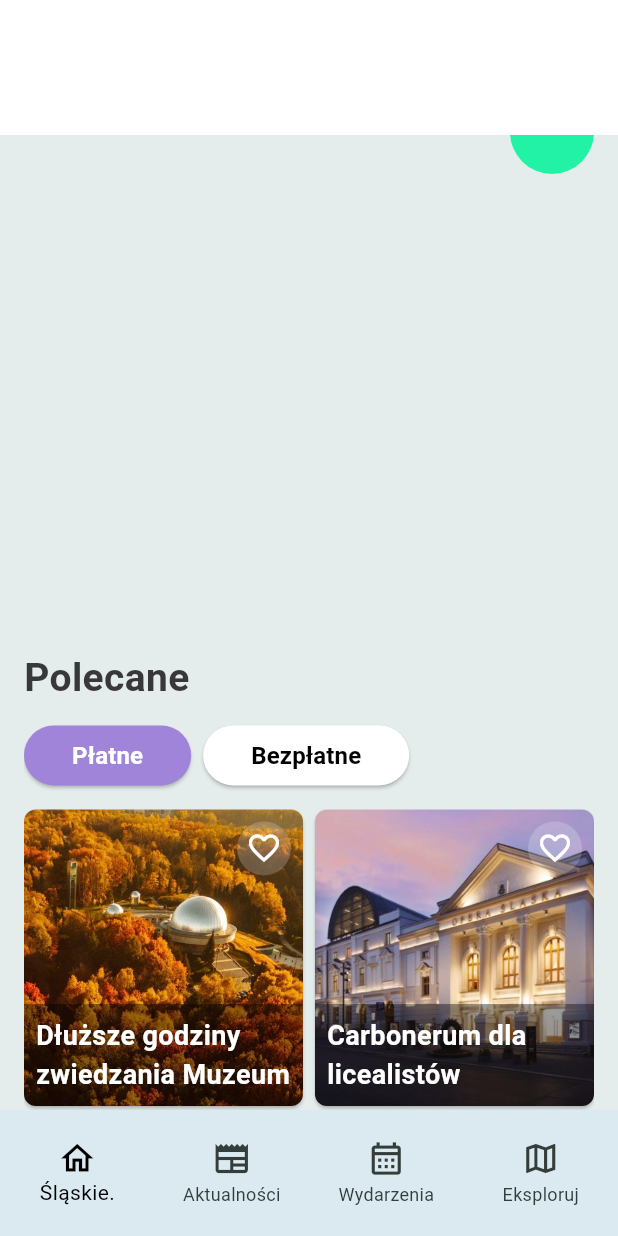
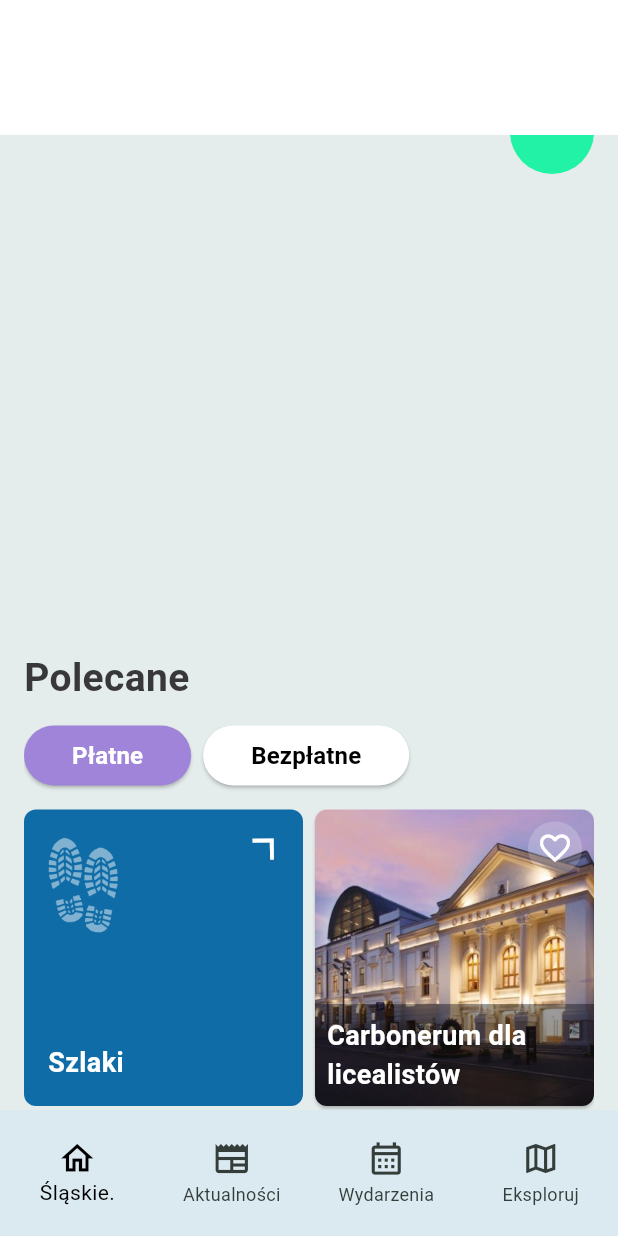
Before and after one commit to Sandra-chemist/Silesia-Guide, a Flutter app: the screen it shows after launch, on a phone screen of 412 x 824 dp. Run offline on Flutter 3.47's test engine with Material 3 defaults, Android fonts, the phone set to English and light mode, and no system bars.

Commit message:
create trails tail

```diff
--- /dev/null
+++ b/lib/components/custom_tile.dart
@@ -0,0 +1,64 @@
+import 'package:flutter/material.dart';
+import 'dart:math';
+
+import 'package:silesia_guide/utils/colors.dart';
+import 'package:silesia_guide/utils/spacing.dart';
+import 'package:silesia_guide/utils/text_styles.dart';
+
+class CustomTile extends StatelessWidget {
+  final VoidCallback onTap;
+  final String text;
+
+  const CustomTile({
+    super.key,
+    required this.onTap,
+    required this.text,
+  });
+
+  @override
+  Widget build(BuildContext context) {
+    return GestureDetector(
+      onTap: onTap,
+      child: Container(
+        decoration: BoxDecoration(
+          color: AppColors.blueColor,
+          borderRadius: BorderRadius.circular(8),
+        ),
+        child: Stack(
+          children: [
+            _alignBuild(
+                child: Image.asset(
+                  'assets/traces.png',
+                  color: AppColors.whiteColor.withAlpha(120),
+                  height: 70,
+                ),
+                alignment: Alignment.topLeft),
+            _alignBuild(
+                child: Transform.rotate(
+                  angle: pi / 1.34,
+                  child: const Icon(
+                    Icons.arrow_back_ios,
+                    color: Colors.white,
+                  ),
+                ),
+                alignment: Alignment.topRight),
+            _alignBuild(
+              child: Text(
+                text,
+                style: captionTextStyle,
+              ),
+              alignment: Alignment.bottomLeft,
+            ),
+          ],
+        ),
+      ),
+    );
+  }
+
+  Widget _alignBuild({required Widget child, required AlignmentGeometry alignment}) {
+    return Align(
+      alignment: alignment,
+      child: Padding(padding: const EdgeInsets.all(gap16), child: child),
+    );
+  }
+}
--- a/lib/screens/home_screen.dart
+++ b/lib/screens/home_screen.dart
@@ -1,4 +1,5 @@
 import 'package:flutter/material.dart';
+import 'package:silesia_guide/components/custom_tile.dart';
 import 'package:silesia_guide/components/image_card.dart';
 import 'package:silesia_guide/components/button_component.dart';
 import 'package:silesia_guide/components/scroll_to_top_button.dart';
@@ -164,7 +165,13 @@ class _HomeScreenState extends State<HomeScreen> with SingleTickerProviderStateM
               crossAxisSpacing: gap8,
               mainAxisExtent: height,
             ),
-            itemBuilder: (context, index) => ImageCardComponent(
+            itemBuilder: (context, index) {
+              return index == 0
+                  ? CustomTile(
+                      onTap: () {},
+                      text: trailsText,
+                    )
+                  : ImageCardComponent(
                       imagePath: imagePaths[index],
                       isFavorite: isFavoriteList[index],
                       onFavoriteTap: () {
@@ -173,7 +180,8 @@ class _HomeScreenState extends State<HomeScreen> with SingleTickerProviderStateM
                         });
                       },
                       caption: captions[index],
-            ),
+                    );
+            },
             itemCount: imagePaths.length,
           ),
         );
--- a/lib/utils/colors.dart
+++ b/lib/utils/colors.dart
@@ -9,4 +9,5 @@ class AppColors {
   static const Color backgroundFirstButtonColor = Color.fromRGBO(0x9F, 0x84, 0xD9, 1);
   static const Color whiteColor = Color.fromRGBO(0xFF, 0xFF, 0xFF, 1);
   static const Color greenColor = Color.fromRGBO(0x22, 0xF2, 0xA6, 1);
+  static const Color blueColor = Color.fromRGBO(0x0F, 0x6C, 0xA6, 1);
 }
--- a/lib/utils/texts.dart
+++ b/lib/utils/texts.dart
@@ -1,6 +1,7 @@
 const String recommendedText = 'Polecane';
 const String paidText = 'Płatne';
 const String freeText = 'Bezpłatne';
+const String trailsText = 'Szlaki';
 
 List<String> captions = const [
   'Dłuższe godziny zwiedzania Muzeum',
```
Also changed, not shown: assets/traces.png (added). Lines whose indentation alone changed are shown as unchanged.
